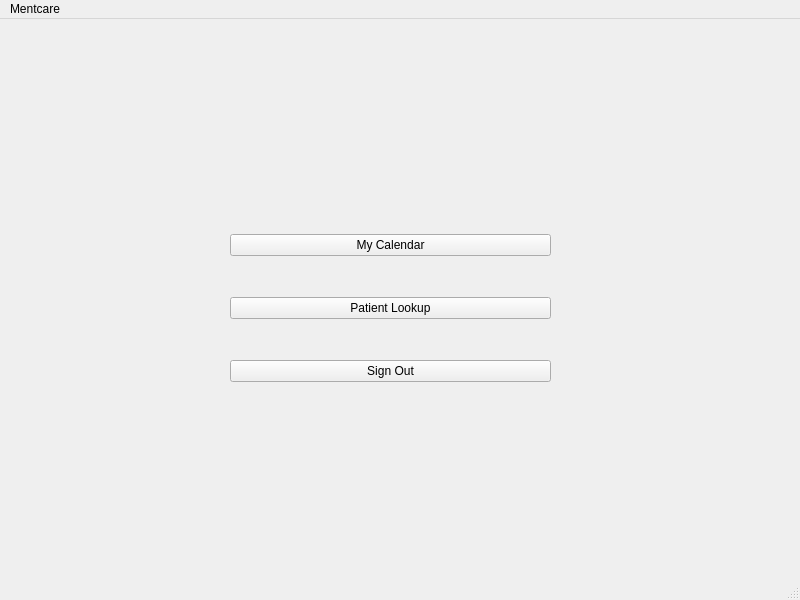
The window that mentcare/mainwindow.ui (omansour-se-nyu/Spring2023-Team-1) describes before a commit, drawn with Qt 5.
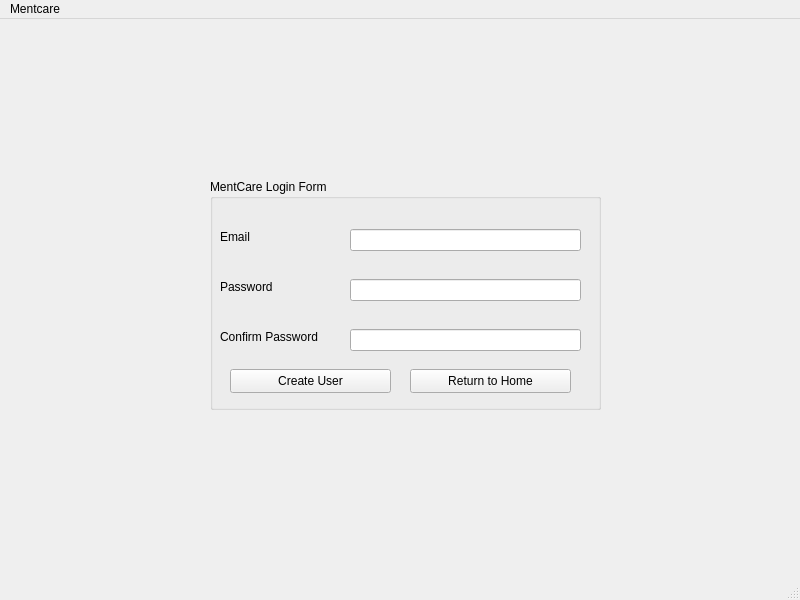
The same window after the commit. The open tabs and pages were chosen to show the change.

```diff
--- a/mentcare/mainwindow.ui
+++ b/mentcare/mainwindow.ui
@@ -271,6 +271,199 @@
       </property>
      </widget>
     </widget>
+    <widget class="QWidget" name="LoginPage">
+     <widget class="QGroupBox" name="LoginPage_Groupbox">
+      <property name="geometry">
+       <rect>
+        <x>210</x>
+        <y>170</y>
+        <width>391</width>
+        <height>231</height>
+       </rect>
+      </property>
+      <property name="title">
+       <string>MentCare Login Form</string>
+      </property>
+      <widget class="QLabel" name="LoginPage_Email_label">
+       <property name="geometry">
+        <rect>
+         <x>30</x>
+         <y>50</y>
+         <width>49</width>
+         <height>16</height>
+        </rect>
+       </property>
+       <property name="text">
+        <string>Email</string>
+       </property>
+      </widget>
+      <widget class="QLineEdit" name="LoginPage_LineEdit_Login_Email">
+       <property name="geometry">
+        <rect>
+         <x>80</x>
+         <y>50</y>
+         <width>281</width>
+         <height>22</height>
+        </rect>
+       </property>
+      </widget>
+      <widget class="QLabel" name="LoginPage_Password_Label">
+       <property name="geometry">
+        <rect>
+         <x>20</x>
+         <y>100</y>
+         <width>49</width>
+         <height>16</height>
+        </rect>
+       </property>
+       <property name="text">
+        <string>Password</string>
+       </property>
+      </widget>
+      <widget class="QLineEdit" name="LoginPage_LineEdit_Login_Password">
+       <property name="geometry">
+        <rect>
+         <x>80</x>
+         <y>100</y>
+         <width>281</width>
+         <height>22</height>
+        </rect>
+       </property>
+       <property name="echoMode">
+        <enum>QLineEdit::Password</enum>
+       </property>
+      </widget>
+      <widget class="QPushButton" name="LoginPage_LoginButton">
+       <property name="geometry">
+        <rect>
+         <x>120</x>
+         <y>160</y>
+         <width>161</width>
+         <height>24</height>
+        </rect>
+       </property>
+       <property name="text">
+        <string>Login</string>
+       </property>
+      </widget>
+     </widget>
+    </widget>
+    <widget class="QWidget" name="RegisterPage">
+     <widget class="QGroupBox" name="RegisterPage_Groupbox">
+      <property name="geometry">
+       <rect>
+        <x>210</x>
+        <y>160</y>
+        <width>391</width>
+        <height>231</height>
+       </rect>
+      </property>
+      <property name="title">
+       <string>MentCare Login Form</string>
+      </property>
+      <widget class="QLabel" name="RegisterPage_Email_label">
+       <property name="geometry">
+        <rect>
+         <x>10</x>
+         <y>50</y>
+         <width>101</width>
+         <height>16</height>
+        </rect>
+       </property>
+       <property name="text">
+        <string>Email</string>
+       </property>
+      </widget>
+      <widget class="QLineEdit" name="RegisterPage_LineEdit_Login_Email">
+       <property name="geometry">
+        <rect>
+         <x>140</x>
+         <y>50</y>
+         <width>231</width>
+         <height>22</height>
+        </rect>
+       </property>
+      </widget>
+      <widget class="QLabel" name="RegisterPage_Password_Label">
+       <property name="geometry">
+        <rect>
+         <x>10</x>
+         <y>100</y>
+         <width>101</width>
+         <height>16</height>
+        </rect>
+       </property>
+       <property name="text">
+        <string>Password</string>
+       </property>
+      </widget>
+      <widget class="QLineEdit" name="RegisterPage_LineEdit_Login_Password">
+       <property name="geometry">
+        <rect>
+         <x>140</x>
+         <y>100</y>
+         <width>231</width>
+         <height>22</height>
+        </rect>
+       </property>
+       <property name="echoMode">
+        <enum>QLineEdit::Password</enum>
+       </property>
+      </widget>
+      <widget class="QPushButton" name="RegisterPage_LoginButton">
+       <property name="geometry">
+        <rect>
+         <x>20</x>
+         <y>190</y>
+         <width>161</width>
+         <height>24</height>
+        </rect>
+       </property>
+       <property name="text">
+        <string>Create User</string>
+       </property>
+      </widget>
+      <widget class="QLineEdit" name="RegisterPage_LineEdit_Login_Password_2">
+       <property name="geometry">
+        <rect>
+         <x>140</x>
+         <y>150</y>
+         <width>231</width>
+         <height>22</height>
+        </rect>
+       </property>
+       <property name="echoMode">
+        <enum>QLineEdit::Password</enum>
+       </property>
+      </widget>
+      <widget class="QLabel" name="RegisterPage_Password_Label_2">
+       <property name="geometry">
+        <rect>
+         <x>10</x>
+         <y>150</y>
+         <width>121</width>
+         <height>16</height>
+        </rect>
+       </property>
+       <property name="text">
+        <string>Confirm Password</string>
+       </property>
+      </widget>
+      <widget class="QPushButton" name="RegisterPage_LoginButton_2">
+       <property name="geometry">
+        <rect>
+         <x>200</x>
+         <y>190</y>
+         <width>161</width>
+         <height>24</height>
+        </rect>
+       </property>
+       <property name="text">
+        <string>Return to Home</string>
+       </property>
+      </widget>
+     </widget>
+    </widget>
     <widget class="QWidget" name="HomePage">
      <widget class="QWidget" name="verticalLayoutWidget">
       <property name="geometry">
```
Left out of the diff: 165 changed lines with no effect on the pictures.
